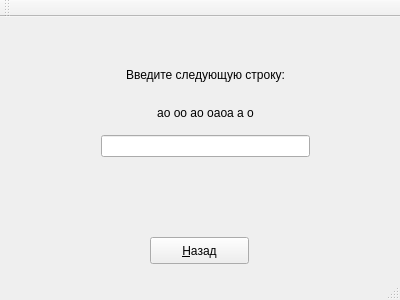
Above: mainwindow.ui from Gusakovskaya/keyboardtrainer before the change. Below: the same form after it.
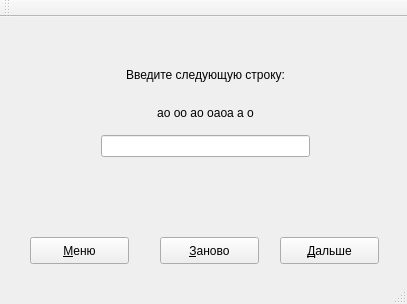
That is the form after the change. Icons and pictures are not drawn.

```diff
--- a/mainwindow.ui
+++ b/mainwindow.ui
@@ -6,8 +6,8 @@
    <rect>
     <x>0</x>
     <y>0</y>
-    <width>400</width>
-    <height>300</height>
+    <width>407</width>
+    <height>304</height>
    </rect>
   </property>
   <property name="windowTitle">
@@ -68,14 +68,14 @@
      <widget class="QPushButton" name="pushButton">
       <property name="geometry">
        <rect>
-        <x>150</x>
+        <x>30</x>
         <y>210</y>
         <width>99</width>
         <height>27</height>
        </rect>
       </property>
       <property name="text">
-       <string>&amp;Назад</string>
+       <string>&amp;Меню</string>
       </property>
      </widget>
      <widget class="QWidget" name="layoutWidget">
@@ -132,6 +132,32 @@
        <set>Qt::AlignCenter</set>
       </property>
      </widget>
+     <widget class="QPushButton" name="retryButton">
+      <property name="geometry">
+       <rect>
+        <x>160</x>
+        <y>210</y>
+        <width>99</width>
+        <height>27</height>
+       </rect>
+      </property>
+      <property name="text">
+       <string>&amp;Заново</string>
+      </property>
+     </widget>
+     <widget class="QPushButton" name="nextLevelButton">
+      <property name="geometry">
+       <rect>
+        <x>280</x>
+        <y>210</y>
+        <width>99</width>
+        <height>27</height>
+       </rect>
+      </property>
+      <property name="text">
+       <string>&amp;Дальше</string>
+      </property>
+     </widget>
     </widget>
    </widget>
   </widget>
```
Left out of the diff: 2 changed lines with no effect on the pictures.
